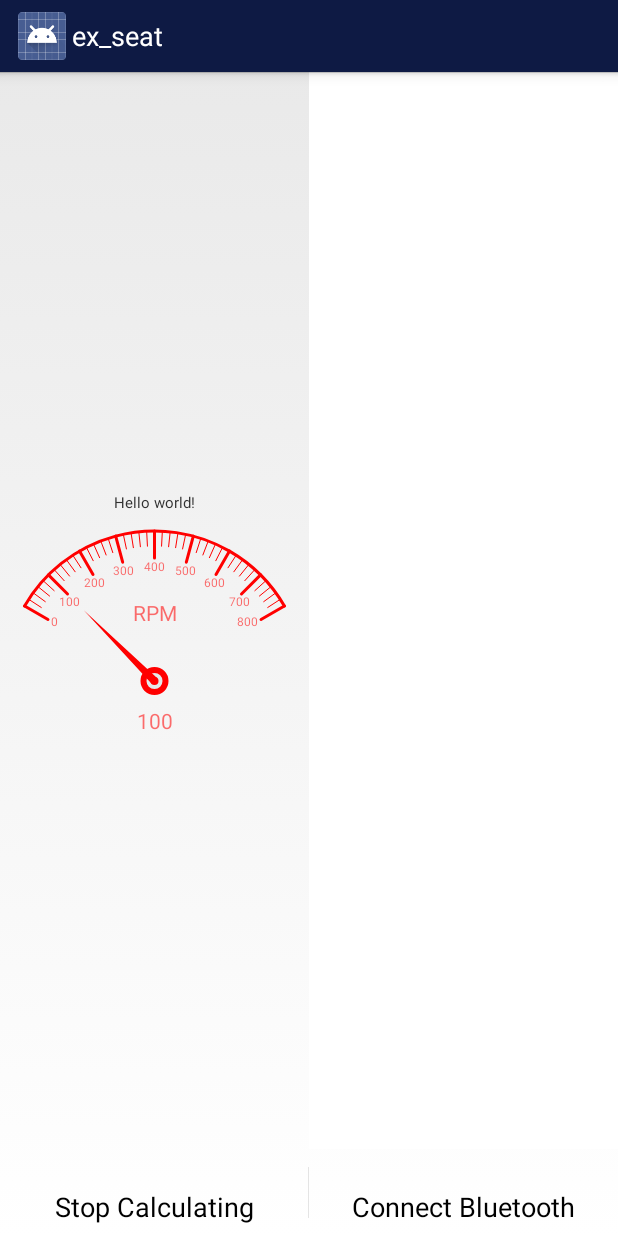
After one commit to zhuanglm/ex_seat, an Android app: the layout layout_guage_landscape.xml on its own in the app's theme, with its tools: preview values and no code run, on a phone screen of 412 x 824 dp. The commit adds this screen. Run offline under Robolectric (Android 15) with nearby library versions, the phone set to English and light mode, and no system bars.

Commit message:
14580203

```diff
--- a/app/src/main/java/com/example/ex_seat/MainActivity.java
+++ b/app/src/main/java/com/example/ex_seat/MainActivity.java
@@ -10,6 +10,7 @@ import android.content.ContentValues;
 import android.content.Context;
 import android.content.DialogInterface;
 import android.content.Intent;
+import android.content.res.Configuration;
 import android.database.Cursor;
 import android.database.sqlite.SQLiteDatabase;
 import android.graphics.Bitmap;
@@ -21,6 +22,7 @@ import android.os.Handler;
 import android.os.Message;
 import android.support.v4.view.ViewPager;
 import android.util.DisplayMetrics;
+import android.util.Log;
 import android.view.LayoutInflater;
 import android.view.Menu;
 import android.view.MenuItem;
@@ -95,6 +97,7 @@ public class MainActivity extends Activity {
 	private Cursor db_cursor;
 	private SimpleDateFormat sDateFormat;
 	private SimpleCursorAdapter simple_adapter;
+	private int mCurrentOrientation;
 
 	private ProfilePictureView profilePictureView;
 
@@ -207,6 +210,8 @@ public class MainActivity extends Activity {
 	@Override
 	protected void onCreate(Bundle savedInstanceState) {
 		super.onCreate(savedInstanceState);
+		mCurrentOrientation = getResources().getConfiguration().orientation;
+
 		setContentView(R.layout.activity_main);
 		Intent intent = this.getIntent();    //获得当前的Intent
  		Bundle bundle = intent.getExtras();  //获得全部数据
@@ -222,7 +227,18 @@ public class MainActivity extends Activity {
 		viewList = new ArrayList<View>();
 
 		LayoutInflater lf = getLayoutInflater().from(this);
-		view1 = lf.inflate(R.layout.layout_guage, null);
+		if ( mCurrentOrientation == Configuration.ORIENTATION_PORTRAIT ) {
+			// If current screen is portrait
+			Log.i("info", "portrait"); // 竖屏
+			//setContentView(R.layout.mainP);
+			view1 = lf.inflate(R.layout.layout_guage, null);
+		} else if ( mCurrentOrientation == Configuration.ORIENTATION_LANDSCAPE ) {
+			//If current screen is landscape
+			Log.i("info", "landscape"); // 横屏
+			//setContentView(R.layout.mainL);
+			view1 = lf.inflate(R.layout.layout_guage_landscape, null);
+		}
+
 		view2 = lf.inflate(R.layout.layout_record, null);
 		view3 = lf.inflate(R.layout.layout_leader, null);
 
--- a/app/src/main/res/layout/activity_welcome.xml
+++ b/app/src/main/res/layout/activity_welcome.xml
@@ -62,7 +62,7 @@
 
             <Button
                 android:id="@+id/button1"
-                android:layout_width="wrap_content"
+                android:layout_width="match_parent"
                 android:layout_height="match_parent"
                 android:layout_weight="1"
                 android:background="@drawable/btnstyle"
@@ -74,10 +74,11 @@
 
             <com.facebook.login.widget.LoginButton
                 android:id="@+id/login_button"
-                android:layout_width="wrap_content"
-                android:layout_height="match_parent"
+                android:layout_width="match_parent"
+                android:layout_height="fill_parent"
                 android:paddingLeft="10dp"
-                android:paddingRight="10dp" />
+                android:paddingRight="10dp"
+                android:layout_weight="1" />
         </LinearLayout>
 
 </RelativeLayout>
--- /dev/null
+++ b/app/src/main/res/layout/layout_guage_landscape.xml
@@ -0,0 +1,96 @@
+<?xml version="1.0" encoding="utf-8"?>
+<LinearLayout xmlns:android="http://schemas.android.com/apk/res/android"
+    android:orientation="vertical" android:layout_width="match_parent"
+    xmlns:app="http://schemas.android.com/apk/res-auto"
+    android:layout_height="match_parent">
+
+    <LinearLayout
+        android:orientation="horizontal"
+        android:layout_width="match_parent"
+        android:layout_height="match_parent"
+        android:layout_weight="1">
+
+    <LinearLayout
+        android:id="@+id/widget_layout"
+        android:layout_width="match_parent"
+        android:layout_height="match_parent"
+        android:layout_alignParentTop="true"
+        android:gravity="center"
+        android:layout_centerHorizontal="true"
+        android:orientation="vertical"
+        android:padding="10dp"
+        android:layout_weight="1">
+
+        <TextView
+            android:id="@+id/textView_http"
+            android:layout_width="wrap_content"
+            android:layout_height="wrap_content"
+            android:layout_marginTop="10dp"
+            android:text="@string/hello_world"
+            android:textSize="10sp" />
+
+        <com.example.ex_seat.DashboardView
+            android:id="@+id/dashboardView1"
+            android:layout_width="wrap_content"
+            android:layout_height="wrap_content"
+            android:layout_marginTop="10dp"
+            app:textColor="@drawable/lightred"
+
+            app:bigSliceCount="8"
+            app:headerRadius="50dp"
+            app:headerTitle="RPM"
+            app:maxValue="800"
+            app:measureTextSize="8sp"
+            app:radius="100dp"
+            app:realTimeValue="100"
+            app:startAngle="210"
+            app:stripeWidth="10dp"
+            app:stripeMode="normal"
+            app:sweepAngle="120" />
+
+
+
+    </LinearLayout>
+
+
+    <LinearLayout
+        android:id="@+id/chart_layout"
+        android:layout_width="match_parent"
+        android:layout_height="match_parent"
+        android:background="@drawable/white"
+        android:orientation="vertical"
+        android:layout_alignParentBottom="true"
+        android:layout_alignParentStart="true"
+        android:layout_weight="1"
+        android:padding="20dp">
+    </LinearLayout>
+
+    </LinearLayout>
+    <LinearLayout
+        style="?android:attr/buttonBarStyle"
+        android:layout_width="match_parent"
+        android:layout_height="wrap_content"
+        android:gravity="center_vertical">
+
+        <Button
+            android:id="@+id/button1"
+            style="?android:attr/buttonBarStyle"
+            android:layout_width="100dp"
+            android:layout_height="wrap_content"
+            android:layout_marginTop="10dp"
+            android:layout_weight="0.07"
+
+            android:text="@string/button_name1" />
+
+        <Button
+            android:id="@+id/button2"
+            android:onClick="BTSwitch"
+            style="?android:attr/buttonBarStyle"
+            android:layout_height="wrap_content"
+            android:layout_marginTop="10dp"
+            android:layout_weight="0.07"
+            android:layout_width="100dp"
+            android:text="@string/button_name3" />
+
+    </LinearLayout>
+</LinearLayout>
--- a/app/src/main/res/layout/layout_leader.xml
+++ b/app/src/main/res/layout/layout_leader.xml
@@ -13,6 +13,20 @@
         facebook:com_facebook_preset_size="large"
         android:layout_gravity="center_horizontal"
         android:paddingTop="20dp" />
+
+    <ScrollView
+        android:layout_width="match_parent"
+        android:layout_height="match_parent"
+        android:id="@+id/scrollView_info"
+        android:layout_gravity="center_horizontal"
+        android:scrollIndicators="right"
+        android:visibility="visible" >
+
+
+        <LinearLayout
+            android:orientation="vertical"
+            android:layout_width="match_parent"
+            android:layout_height="match_parent">
 
             <TextView
                 android:layout_width="wrap_content"
@@ -38,3 +52,6 @@
                 android:layout_gravity="center_horizontal"
                 android:textSize="18dp"/>
         </LinearLayout>
+    </ScrollView>
+
+    </LinearLayout>
```
Also changed, not shown: 3 other files. Lines whose indentation alone changed are shown as unchanged.
